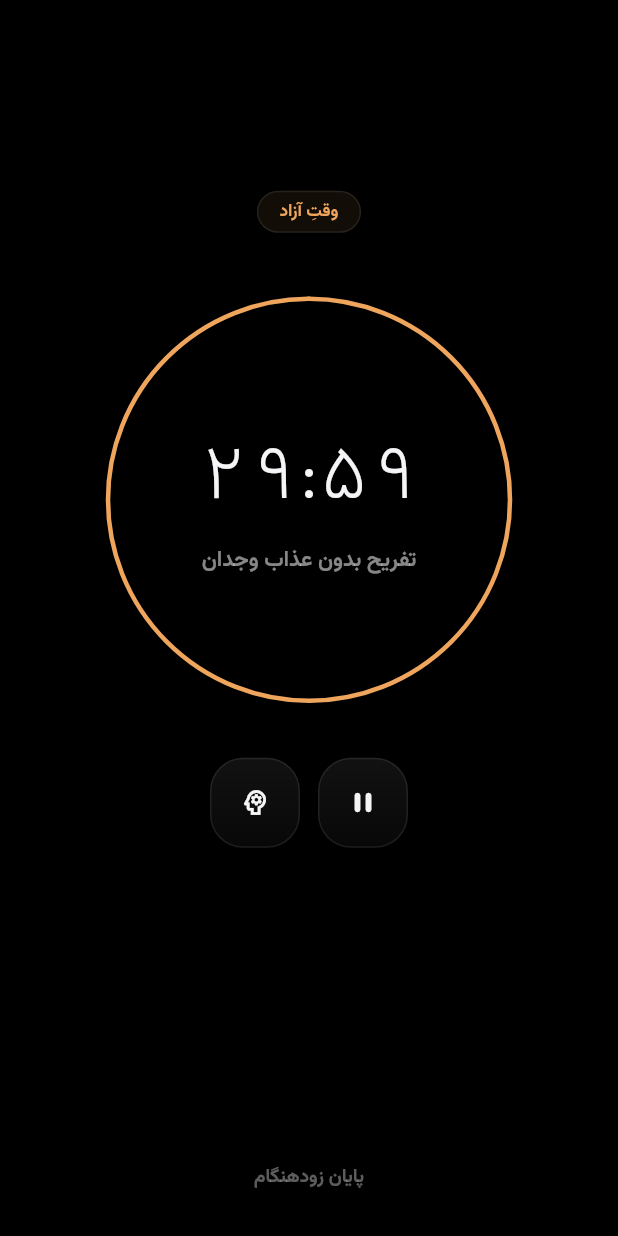
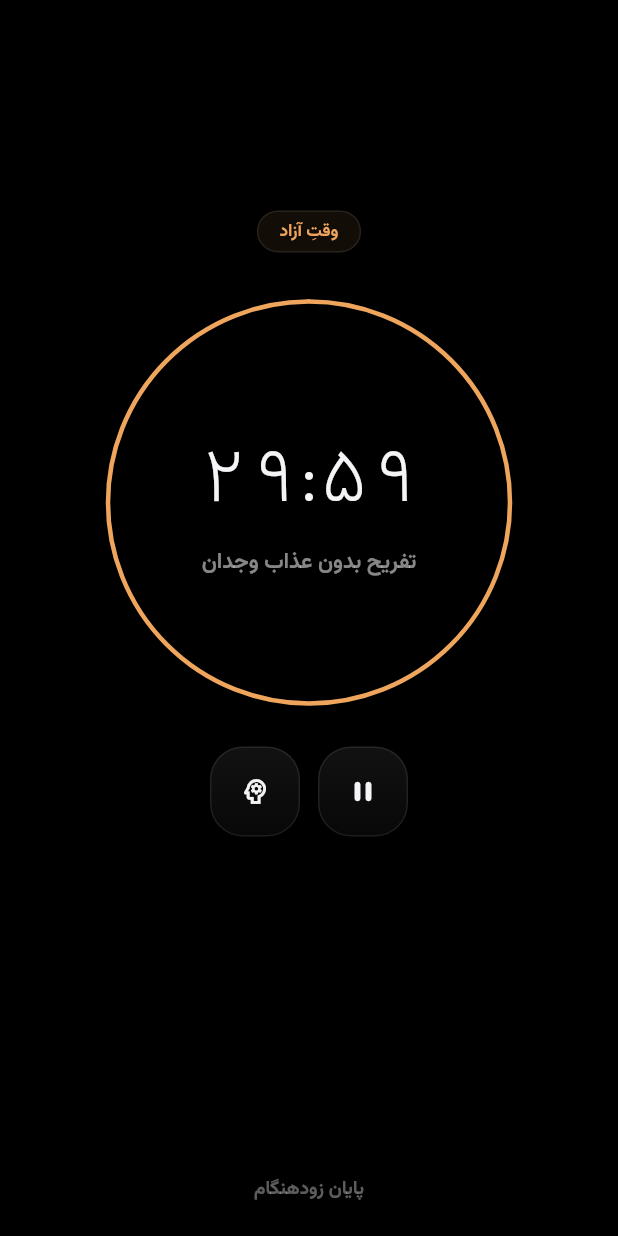
Before and after one commit to Mahdi-mortazavi/flow, a Flutter app: the LeisureScreen screen opened directly, after a tap on "شروع تفریح بدون عذاب وجدان", on a phone screen of 412 x 824 dp. Run offline on Flutter 3.47's test engine with Material 3 defaults, Android fonts, the phone set to English and light mode, and no system bars; our stand-ins replace file_picker, flutter_local_notifications, flutter_riverpod, shamsi_date, share_plus, shared_preferences and 2 more; missing offline and left inert: android_intent_plus, quick_actions; accounts and stored records are empty.

Commit message:
fix(ui): improve portrait responsiveness and eliminate layout overflows

```diff
--- a/lib/ui/evening/evening_sheet.dart
+++ b/lib/ui/evening/evening_sheet.dart
@@ -143,6 +143,8 @@ class _EveningSheetState extends ConsumerState<_EveningSheet> {
                                     ),
                                 ],
                               ),
+                              maxLines: 2,
+                              overflow: TextOverflow.ellipsis,
                             ),
                           ),
                         ],
--- a/lib/ui/focus/focus_screen.dart
+++ b/lib/ui/focus/focus_screen.dart
@@ -125,7 +125,16 @@ class _FocusScreenState extends ConsumerState<FocusScreen> {
       child: Scaffold(
         backgroundColor: Colors.black,
         body: SafeArea(
-          child: Column(
+          child: LayoutBuilder(
+            builder: (context, constraints) {
+              final h = constraints.maxHeight;
+              final ringSize = (h * 0.38).clamp(180.0, 284.0);
+              final clockFontSize = (ringSize * 0.185).clamp(34.0, 52.0);
+              final titleFontSize = (ringSize * 0.052).clamp(12.0, 14.5);
+              final pillSpacing = (h * 0.03).clamp(8.0, 36.0);
+              final btnSpacing = (h * 0.025).clamp(8.0, 30.0);
+
+              return Column(
                 children: [
                   const Spacer(flex: 2),
                   Container(
@@ -134,9 +143,8 @@ class _FocusScreenState extends ConsumerState<FocusScreen> {
                       vertical: 5,
                     ),
                     decoration: BoxDecoration(
-                  color: (view.focus.isFun ? Tone.accent : Tone.ink).withValues(
-                    alpha: .08,
-                  ),
+                      color: (view.focus.isFun ? Tone.accent : Tone.ink)
+                          .withValues(alpha: .08),
                       borderRadius: BorderRadius.circular(999),
                       border: Border.all(color: Tone.line),
                     ),
@@ -154,11 +162,11 @@ class _FocusScreenState extends ConsumerState<FocusScreen> {
                       ),
                     ),
                   ),
-              const SizedBox(height: 36),
+                  SizedBox(height: pillSpacing),
                   RepaintBoundary(
                     child: SizedBox(
-                  width: 284,
-                  height: 284,
+                      width: ringSize,
+                      height: ringSize,
                       child: Stack(
                         alignment: Alignment.center,
                         children: [
@@ -171,27 +179,33 @@ class _FocusScreenState extends ConsumerState<FocusScreen> {
                             ),
                           ),
                           Padding(
-                        padding: const EdgeInsets.symmetric(horizontal: 26),
+                            padding: EdgeInsets.symmetric(
+                              horizontal: (ringSize * 0.09).clamp(12.0, 26.0),
+                            ),
                             child: Column(
                               mainAxisSize: MainAxisSize.min,
                               children: [
                                 Text(
-                              view.clock,
+                                  L10n.fmtClock(view.remainingSec, lang),
                                   textDirection: TextDirection.ltr,
-                              style: const TextStyle(
-                                fontSize: 52,
+                                  style: TextStyle(
+                                    fontSize: clockFontSize,
                                     fontWeight: FontWeight.w200,
-                                fontFeatures: [FontFeature.tabularFigures()],
+                                    fontFeatures: const [
+                                      FontFeature.tabularFigures(),
+                                    ],
                                   ),
                                 ),
-                            const SizedBox(height: 8),
+                                SizedBox(
+                                  height: (ringSize * 0.028).clamp(2.0, 8.0),
+                                ),
                                 Text(
                                   view.focus.title,
                                   textAlign: TextAlign.center,
                                   maxLines: 2,
                                   overflow: TextOverflow.ellipsis,
                                   style: TextStyle(
-                                fontSize: 14.5,
+                                    fontSize: titleFontSize,
                                     fontWeight: FontWeight.w600,
                                     color: Tone.ink2,
                                     height: 1.35,
@@ -204,7 +218,7 @@ class _FocusScreenState extends ConsumerState<FocusScreen> {
                       ),
                     ),
                   ),
-              const SizedBox(height: 30),
+                  SizedBox(height: btnSpacing),
                   Row(
                     mainAxisAlignment: MainAxisAlignment.center,
                     children: [
@@ -226,20 +240,23 @@ class _FocusScreenState extends ConsumerState<FocusScreen> {
                     ],
                   ),
                   if (!_exactAlarms) ...[
-                const SizedBox(height: 16),
-                Text(
+                    const SizedBox(height: 12),
+                    Padding(
+                      padding: const EdgeInsets.symmetric(horizontal: 20),
+                      child: Text(
                         lang == AppLanguage.fa
                             ? 'اجازهٔ زنگ دقیق داده نشده — زنگ پایان ممکن است کمی دیر برسد.'
                             : 'Exact alarms not granted — end alarm may arrive slightly late.',
                         textAlign: TextAlign.center,
                         style: TextStyle(fontSize: 10.5, color: Tone.ink3),
                       ),
+                    ),
                   ],
                   const Spacer(flex: 3),
                   Pressable(
                     onTap: () => _attemptEarlyEnd(view, lang),
                     child: Padding(
-                  padding: const EdgeInsets.all(20),
+                      padding: const EdgeInsets.all(16),
                       child: Text(
                         lang == AppLanguage.fa ? 'پایان زودهنگام' : 'End Early',
                         style: TextStyle(
@@ -250,8 +267,10 @@ class _FocusScreenState extends ConsumerState<FocusScreen> {
                       ),
                     ),
                   ),
-              const SizedBox(height: 10),
+                  const SizedBox(height: 6),
                 ],
+              );
+            },
           ),
         ),
       ),
@@ -372,7 +391,8 @@ class _FocusScreenState extends ConsumerState<FocusScreen> {
 
     final action = await showGlassSheet<String>(
       context,
-      builder: (ctx) => Padding(
+      builder: (ctx) => SingleChildScrollView(
+        physics: const BouncingScrollPhysics(),
         padding: const EdgeInsets.only(bottom: 24),
         child: Column(
           mainAxisSize: MainAxisSize.min,
@@ -482,7 +502,8 @@ class _FocusScreenState extends ConsumerState<FocusScreen> {
       context,
       builder: (ctx) {
         final noteController = TextEditingController();
-        return Padding(
+        return SingleChildScrollView(
+          physics: const BouncingScrollPhysics(),
           padding: const EdgeInsets.only(bottom: 24),
           child: Column(
             mainAxisSize: MainAxisSize.min,
@@ -585,7 +606,8 @@ class _FocusScreenState extends ConsumerState<FocusScreen> {
     final choice = await showGlassSheet<String>(
       context,
       isDismissible: false,
-      builder: (ctx) => Padding(
+      builder: (ctx) => SingleChildScrollView(
+        physics: const BouncingScrollPhysics(),
         padding: const EdgeInsets.only(bottom: 24),
         child: Column(
           mainAxisSize: MainAxisSize.min,
--- a/lib/ui/leisure/leisure_screen.dart
+++ b/lib/ui/leisure/leisure_screen.dart
@@ -250,6 +250,8 @@ class _LeisureBody extends ConsumerWidget {
                         children: [
                           Text(
                             currentFun.title,
+                            maxLines: 2,
+                            overflow: TextOverflow.ellipsis,
                             style: const TextStyle(
                               fontSize: 18,
                               fontWeight: FontWeight.w700,
--- a/lib/ui/stats/stats_screen.dart
+++ b/lib/ui/stats/stats_screen.dart
@@ -386,6 +386,8 @@ class _InterruptPattern extends StatelessWidget {
                     width: 96,
                     child: Text(
                       '${e.key.emoji}  ${_tagLabel(e.key, lang)}',
+                      maxLines: 1,
+                      overflow: TextOverflow.ellipsis,
                       style: const TextStyle(
                         fontSize: 12.5,
                         fontWeight: FontWeight.w600,
--- a/lib/ui/today/task_edit_sheet.dart
+++ b/lib/ui/today/task_edit_sheet.dart
@@ -139,7 +139,8 @@ class _TaskEditSheetState extends ConsumerState<_TaskEditSheet> {
     final lang = ref.watch(appLanguageProvider);
     final hasReminder = _reminderMinutes != null;
 
-    return Padding(
+    return SingleChildScrollView(
+      physics: const BouncingScrollPhysics(),
       padding: const EdgeInsets.only(bottom: 24),
       child: Column(
         mainAxisSize: MainAxisSize.min,
--- a/lib/ui/vault/vault_screen.dart
+++ b/lib/ui/vault/vault_screen.dart
@@ -258,6 +258,8 @@ class _VaultScreenState extends ConsumerState<VaultScreen> {
         child: Center(
           child: Text(
             _localizedCategoryLabel(c, lang),
+            maxLines: 1,
+            overflow: TextOverflow.ellipsis,
             style: TextStyle(
               fontSize: 11.5,
               fontWeight: FontWeight.w600,
@@ -287,6 +289,8 @@ class _VaultScreenState extends ConsumerState<VaultScreen> {
         ),
         child: Text(
           label,
+          maxLines: 1,
+          overflow: TextOverflow.ellipsis,
           style: TextStyle(
             fontSize: 12,
             fontWeight: selected ? FontWeight.w700 : FontWeight.w500,
--- a/lib/ui/vault/vault_sheet.dart
+++ b/lib/ui/vault/vault_sheet.dart
@@ -165,6 +165,8 @@ class _VaultSheetState extends ConsumerState<_VaultSheet> {
         child: Center(
           child: Text(
             _localizedCategoryLabel(c, lang),
+            maxLines: 1,
+            overflow: TextOverflow.ellipsis,
             style: TextStyle(
               fontSize: 11.5,
               fontWeight: FontWeight.w600,
--- a/lib/ui/wizard/morning_wizard.dart
+++ b/lib/ui/wizard/morning_wizard.dart
@@ -279,6 +279,8 @@ class _MorningWizardState extends ConsumerState<_MorningWizard> {
                   children: [
                     Text(
                       b.title,
+                      maxLines: 2,
+                      overflow: TextOverflow.ellipsis,
                       style: const TextStyle(
                         fontSize: 14.5,
                         fontWeight: FontWeight.w500,
```
Also changed, not shown: lib/ui/habits/habits_screen.dart (+8 -0 lines), lib/ui/today/today_screen.dart (+12 -5 lines), 1 other file. Lines whose indentation alone changed are shown as unchanged.
